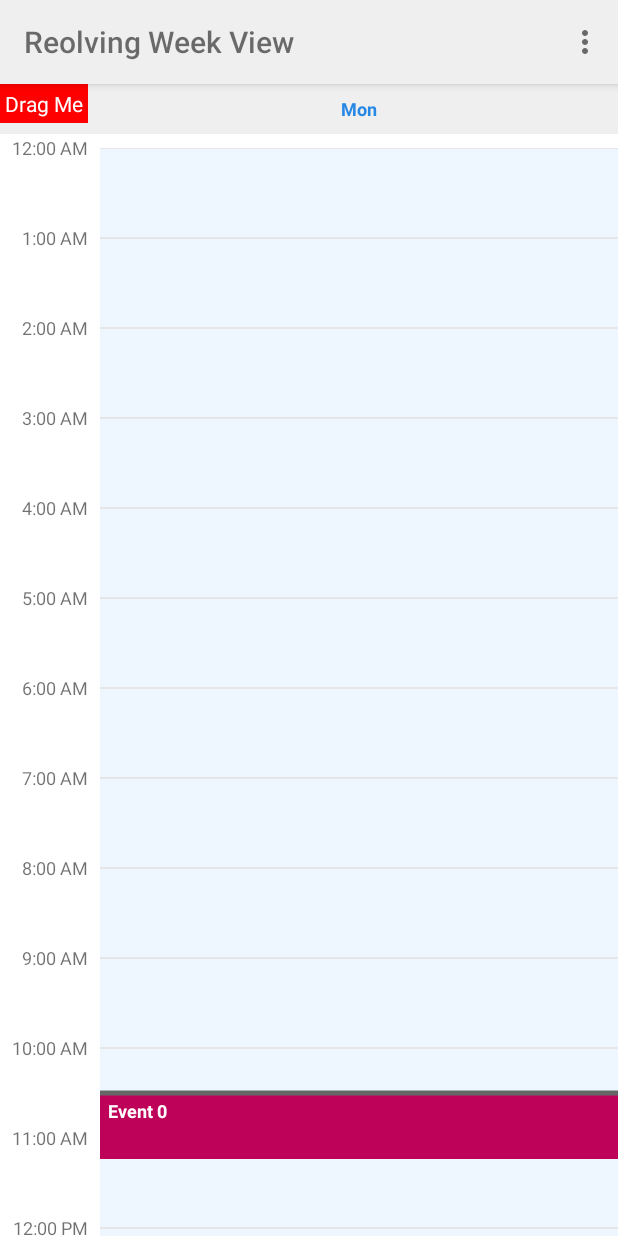
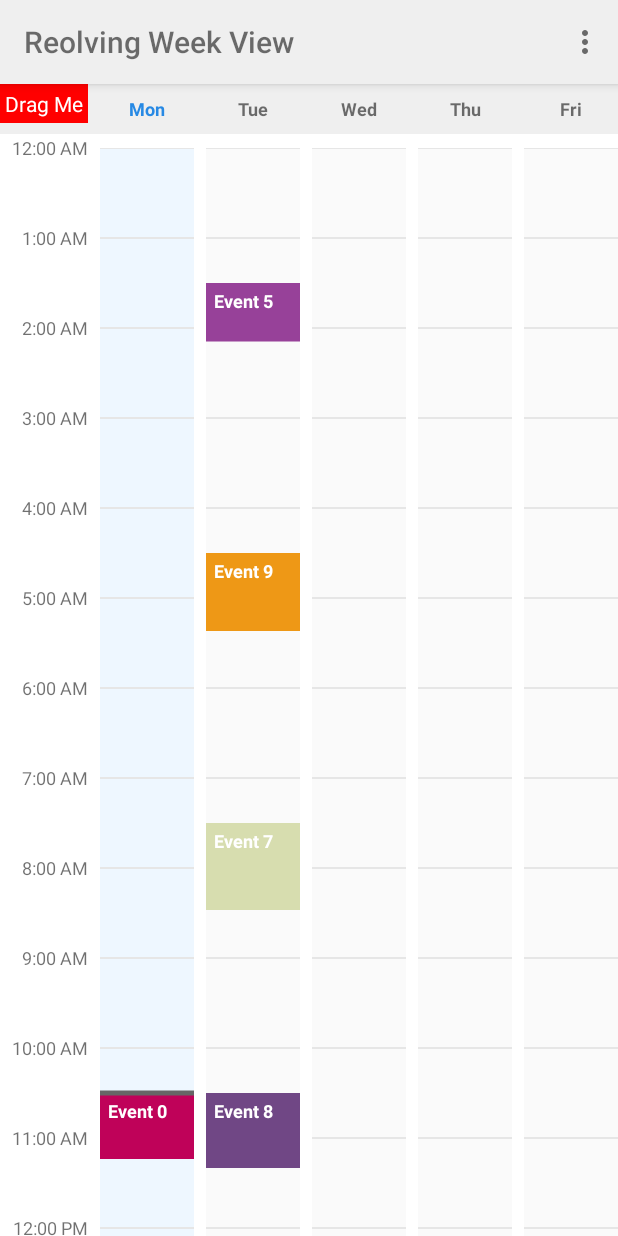
Before and after one commit to buntalan/3354-CodeKidz, an Android app: the screen it shows after launch (MainActivity), on a phone screen of 412 x 824 dp. Run offline under Robolectric (Android 15) with nearby library versions, the phone set to English and light mode, and no system bars; libraries missing offline, so code that uses them is left out: com.jakewharton.threetenabp; 1 statement that could not run was skipped.

Commit message:
"multiple days viewed at a time"

```diff
--- a/dayview/sample/src/main/res/layout/activity_main.xml
+++ b/dayview/sample/src/main/res/layout/activity_main.xml
@@ -17,7 +17,7 @@
         app:headerColumnTextColor="@color/toolbar_text"
         app:headerRowPadding="12dp"
         app:columnGap="8dp"
-        app:noOfVisibleDays="1"
+        app:noOfVisibleDays="5"
         app:autoLimitTime="false"
         app:headerRowBackgroundColor="@color/toolbar"
         app:dayBackgroundColor="#05000000"
```
